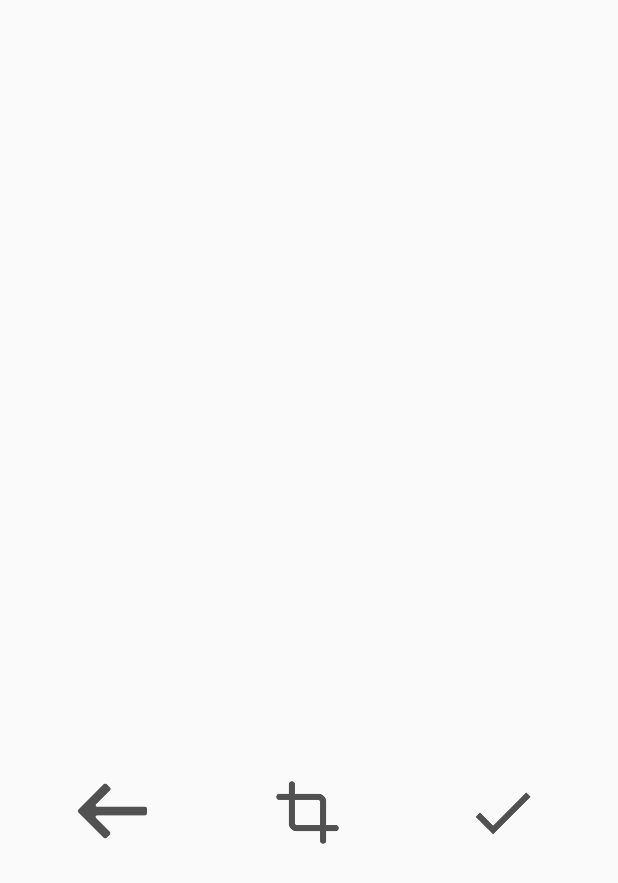
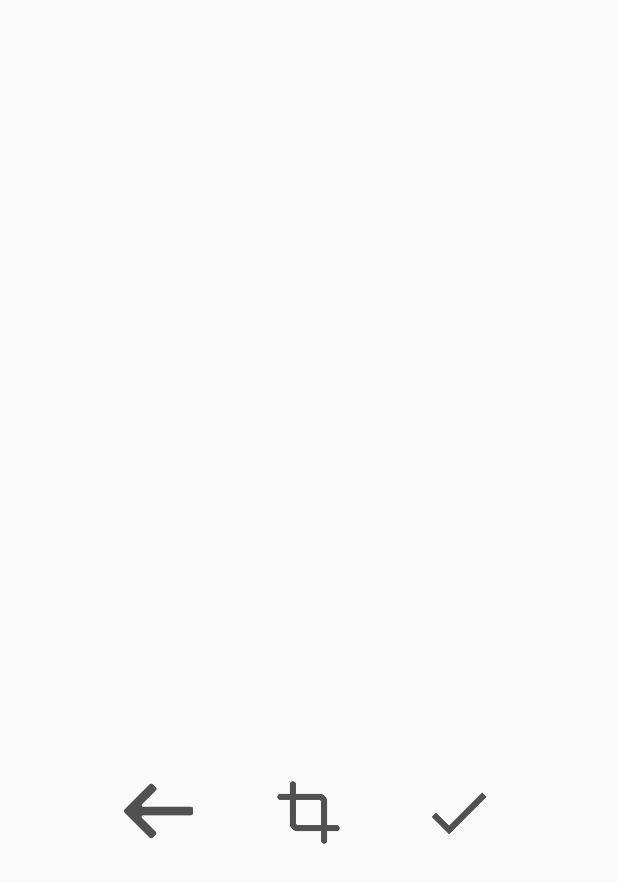
Before and after one commit to Etzernal/Java-1D, an Android app: the layout activity_edit_ocr.xml on its own in the app's theme, with its tools: preview values and no code run, on a phone screen of 412 x 824 dp. Shown: the top 883 px of the screen. Run offline under Robolectric (Android 15) with nearby library versions, the light colour scheme and no system bars.

Commit message:
Fix crop buttons layout

```diff
--- a/Java_1D/app/src/main/java/com/example/java_1d/EditOCR.java
+++ b/Java_1D/app/src/main/java/com/example/java_1d/EditOCR.java
@@ -62,8 +62,8 @@ public class EditOCR extends AppCompatActivity {
 
         final Button doneBtn = findViewById(R.id.btnDone);
         final Button backBtn = findViewById(R.id.btnBack);
-        final Button venueBtn = findViewById(R.id.btnVenue);
-        final Button descBtn = findViewById(R.id.btnDesc);
+//        final Button venueBtn = findViewById(R.id.btnVenue);
+//        final Button descBtn = findViewById(R.id.btnDesc);
         final ImageView eventImg = findViewById(R.id.imgEvent);
         final TextView testOCR = findViewById(R.id.testOCR);
 
--- a/Java_1D/app/src/main/res/layout/activity_edit_ocr.xml
+++ b/Java_1D/app/src/main/res/layout/activity_edit_ocr.xml
@@ -1,4 +1,3 @@
-
 <LinearLayout xmlns:android="http://schemas.android.com/apk/res/android"
     xmlns:app="http://schemas.android.com/apk/res-auto"
     xmlns:tools="http://schemas.android.com/tools"
@@ -14,35 +13,37 @@
         android:layout_height="500dp" />
 
     <TextView
+        android:id="@+id/testOCR"
         android:layout_width="wrap_content"
-        android:layout_height="wrap_content"
-        android:id="@+id/testOCR"/>
+        android:layout_height="wrap_content" />
 
     <LinearLayout
         android:layout_width="match_parent"
-        android:layout_height="match_parent"
-        android:orientation="horizontal">
+        android:layout_height="wrap_content"
+        android:orientation="horizontal"
+        android:gravity="center">
+
 
         <Button
-            android:translationX="50dp"
             android:id="@+id/btnBack"
             android:layout_width="50dp"
             android:layout_height="50dp"
+            android:layout_marginRight="50dp"
             android:background="@drawable/back" />
 
 
         <Button
-            android:translationX="130dp"
+            android:id="@+id/btnCrop"
             android:layout_width="50dp"
             android:layout_height="50dp"
-            android:id="@+id/btnCrop"
-            android:background="@drawable/crop"/>
+            android:layout_marginRight="50dp"
+            android:background="@drawable/crop" />
 
         <Button
-            android:translationX="210dp"
             android:id="@+id/btnDone"
             android:layout_width="50dp"
             android:layout_height="50dp"
+            android:layout_gravity="center"
             android:background="@drawable/done" />
 
 
```
